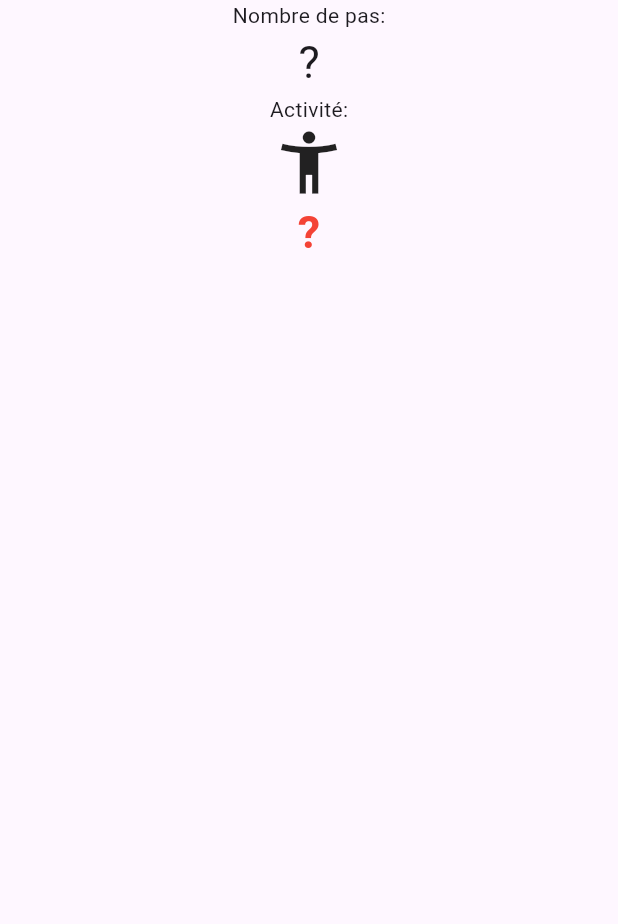
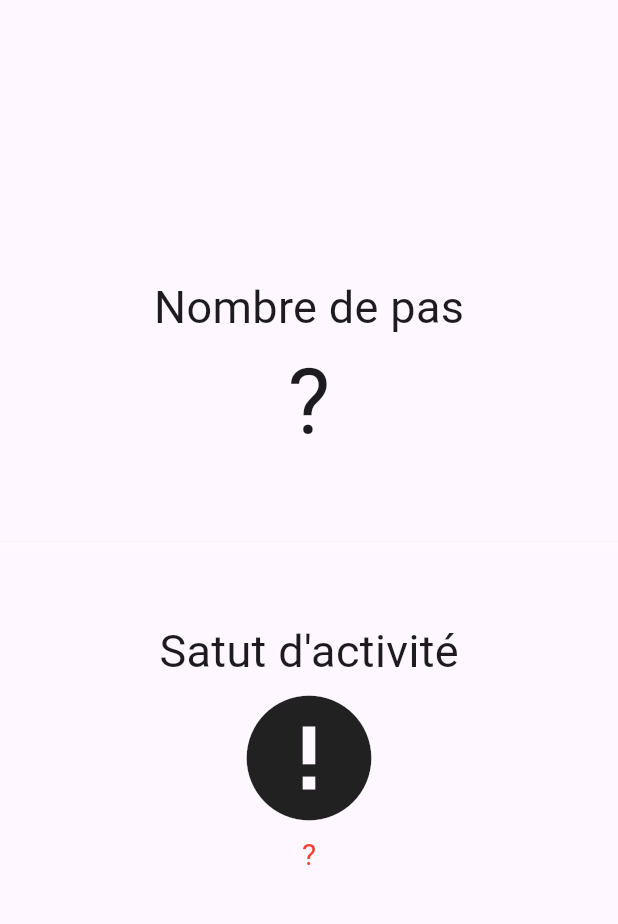
Before and after one commit to Mathbech/Podometre, a Flutter app: the screen it shows after launch, on a phone screen of 412 x 824 dp, the part 84-1008 px from its top. Run offline on Flutter 3.47's test engine with Material 3 defaults, Android fonts, the phone set to English and light mode, and no system bars; our stand-ins replace pedometer.

Commit message:
Correction de certains beugs

```diff
--- /dev/null
+++ b/devtools_options.yaml
@@ -0,0 +1,2 @@
+extensions:
+  - provider: false
--- a/lib/screen/homepage.dart
+++ b/lib/screen/homepage.dart
@@ -1,11 +1,8 @@
 import 'package:flutter/foundation.dart';
 import 'package:flutter/material.dart';
-import 'dart:async';
 import 'package:pedometer/pedometer.dart';
 
-String formatDate(DateTime d) {
-  return d.toString().substring(0, 19);
-}
+
 
 class HomePage extends StatefulWidget {
   const HomePage({Key? key}) : super(key: key);
@@ -96,30 +93,41 @@ class _HomePageState extends State<HomePage> {
       ),
       body: Center(
         child: Column(
+          mainAxisAlignment: MainAxisAlignment.center,
           children: <Widget>[
-            const Text('Nombre de pas:'),
+            const Text(
+              'Nombre de pas',
+              style: TextStyle(fontSize: 30),
+            ),
             Text(
-              _steps,
-              style: const TextStyle(fontSize: 30),
+              _steps.toString(),
+              style: const TextStyle(fontSize: 60),
             ),
-            const Text('Activité:'),
+            const Divider(
+              height: 100,
+              thickness: 0,
+              color: Colors.white,
+            ),
+            const Text(
+              'Satut d\'activité',
+              style: TextStyle(fontSize: 30),
+            ),
             Icon(
-              _status == 'walking'
+              _status == 'marche'
                   ? Icons.directions_walk
-                  : Icons.accessibility_new,
-              size: 50.0,
+                  : _status == 'no'
+                      ? Icons.accessibility_new
+                      : Icons.error,
+              size: 100,
             ),
             Center(
-                child: Text(_status,
-                    style: _status == 'walking'
-                        ? const TextStyle(
-                            fontSize: 30.0,
-                            color: Colors.green,
-                            fontWeight: FontWeight.bold)
-                        : const TextStyle(
-                            fontSize: 30.0,
-                            color: Colors.red,
-                            fontWeight: FontWeight.bold)))
+              child: Text(
+                _status,
+                style: _status == 'marche' || _status == 'no'
+                    ? const TextStyle(fontSize: 30)
+                    : const TextStyle(fontSize: 20, color: Colors.red),
+              ),
+            )
           ],
         ),
       ),
--- a/lib/screen/settings.dart
+++ b/lib/screen/settings.dart
@@ -28,8 +28,8 @@ class _SettingsPageState extends State<SettingsPage> {
         ],
       ),
       body: Center(
-        child: CustomButton(text: 'Appui ici', onPressed: () {
-          Navigator.pushNamed(context, '/');
+        child: CustomButton(text: 'Définir l\'objectif', onPressed: () {
+          const SnackBar(content: Text('Objectif défini avec succès !'));
         }),
       ),
     );
```
Also changed, not shown: 2 other files.
